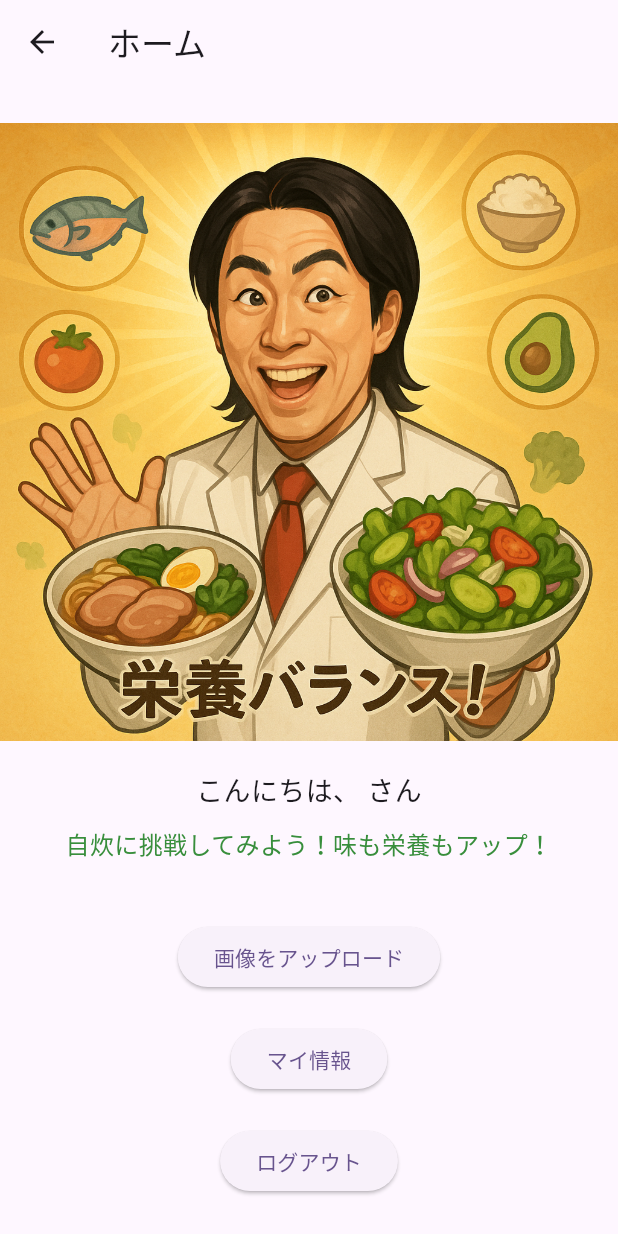
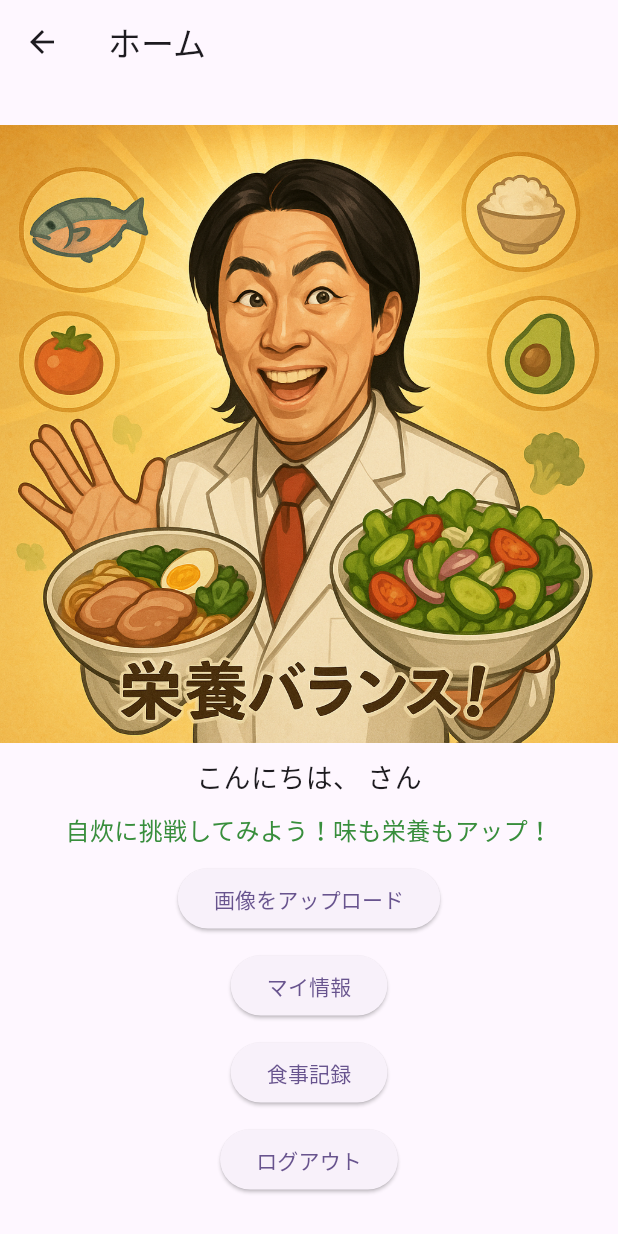
Before and after one commit to i-kondou/hack_village, a Flutter app: the HomePage screen opened by its route, on a phone screen of 412 x 824 dp. Run offline on Flutter 3.47's test engine with Material 3 defaults, Android fonts, the phone set to English and light mode, and no system bars; our stand-ins replace camera, dio, firebase_auth, firebase_core, firebase_storage, google_sign_in and 2 more; accounts and stored records are empty.

Commit message:
食事記録ページを作成

```diff
--- a/g-kimura/dietitian/lib/home_page.dart
+++ b/g-kimura/dietitian/lib/home_page.dart
@@ -50,7 +50,7 @@ class HomePageState extends State<HomePage> {
           mainAxisAlignment: MainAxisAlignment.center,
           children: [
             Image.asset('assets/images/kano-eiyo.png'),
-            SizedBox(height: 20),
+            SizedBox(height: 10),
             Text(
               displayName != null ? 'こんにちは、$displayName さん' : 'ユーザーID: $uid',
               style: TextStyle(fontSize: 18),
@@ -61,21 +61,28 @@ class HomePageState extends State<HomePage> {
               style: TextStyle(fontSize: 16, color: Colors.green[700]),
               textAlign: TextAlign.center,
             ),
-            SizedBox(height: 40),
+            SizedBox(height: 10),
             ElevatedButton(
               child: Text('画像をアップロード'),
               onPressed: () {
                 Navigator.pushNamed(context, '/uploadImagePage');
               },
             ),
-            SizedBox(height: 20),
+            SizedBox(height: 10),
             ElevatedButton(
               child: Text('マイ情報'),
               onPressed: () {
                 Navigator.pushNamed(context, '/myInformationPage');
               },
             ),
-            SizedBox(height: 20),
+            SizedBox(height: 10),
+            ElevatedButton(
+              child: Text('食事記録'),
+              onPressed: () {
+                Navigator.pushNamed(context, '/mealRecordPage');
+              },
+            ),
+            SizedBox(height: 10),
             ElevatedButton(
               onPressed: () async {
                 await GoogleSignIn().signOut();
--- a/g-kimura/dietitian/lib/main.dart
+++ b/g-kimura/dietitian/lib/main.dart
@@ -1,4 +1,5 @@
 import 'package:dietitian/google_login_page.dart';
+import 'package:dietitian/mealRecordPage.dart';
 import 'package:dietitian/upload_image_page.dart';
 import 'package:firebase_auth/firebase_auth.dart';
 import 'package:firebase_core/firebase_core.dart';
@@ -37,6 +38,7 @@ class MyApp extends StatelessWidget {
         '/googleLoginPage': (context) => GoogleLoginPage(), // Googleログイン画面
         '/uploadImagePage': (context) => UploadImagePage(), // 画像をアップロードする画面
         '/myInformationPage': (context) => MyInformationPage(), // マイ情報の画面
+        '/mealRecordPage': (context) => MealRecordPage(), // 食事記録の画面
       },
     );
   }
```
Also changed, not shown: g-kimura/dietitian/lib/mealRecordPage.dart (added, +19 -0 lines).
